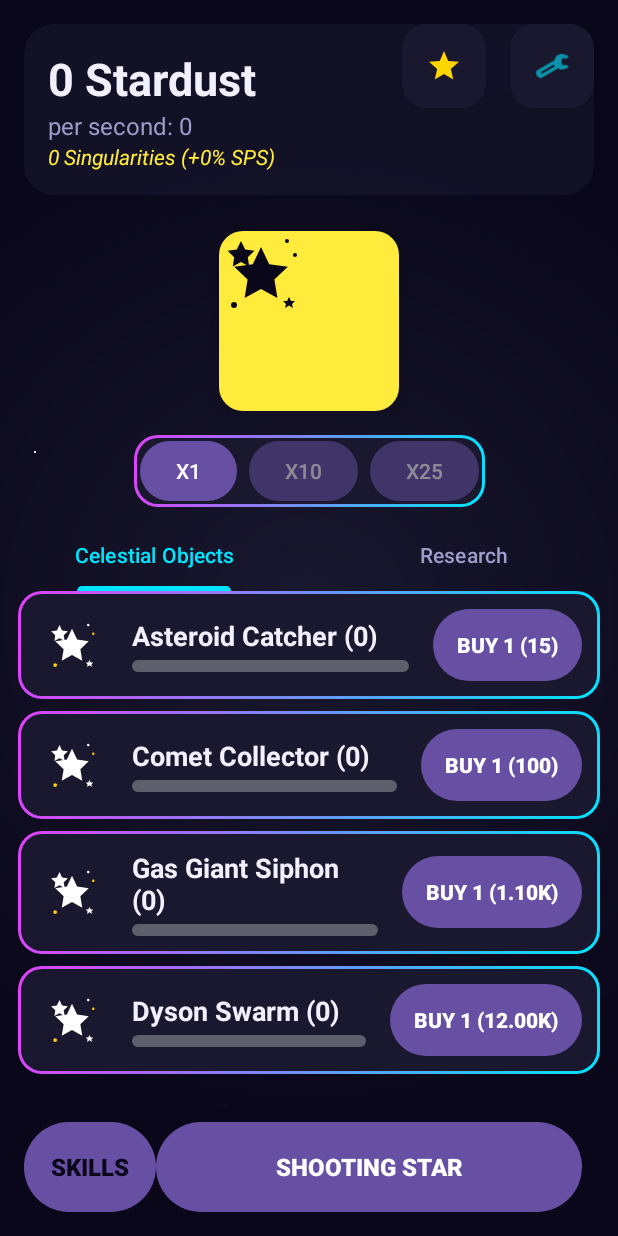
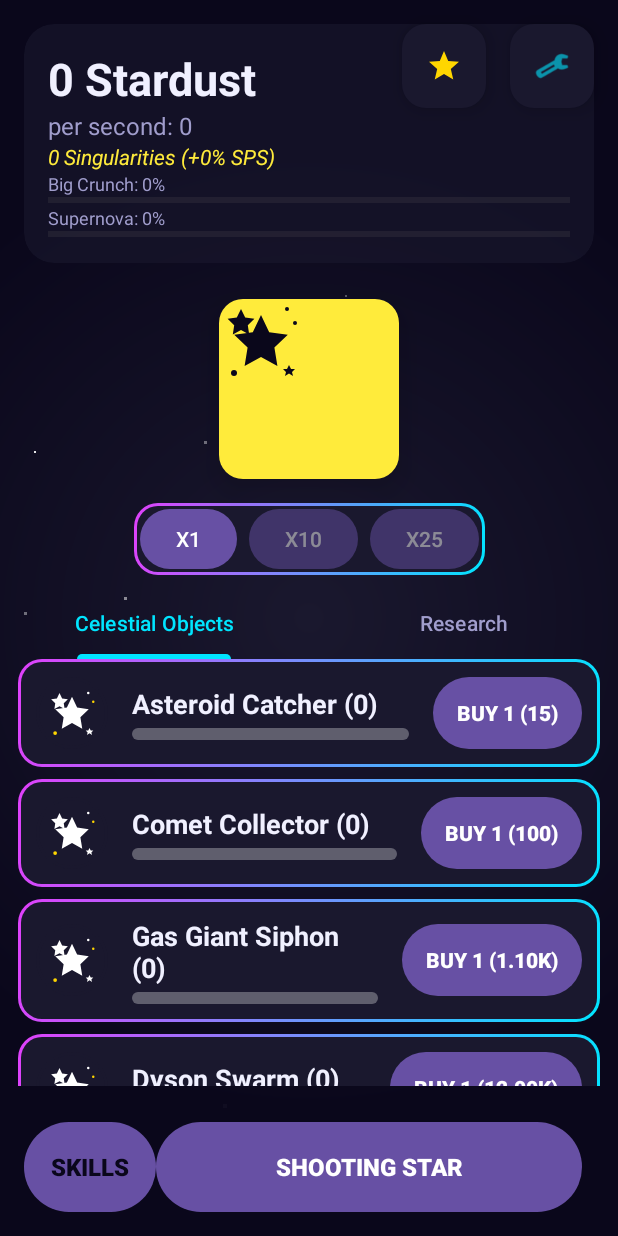
Before and after one commit to Annguyen0410/IdleClickerGame, an Android app: the screen it shows after launch (MainActivity), on a phone screen of 412 x 824 dp. Run offline under Robolectric (Android 15) with nearby library versions, the phone set to English and light mode, and no system bars.

Commit message:
Add progress bars for Supernova and Big Crunch milestones
Co-authored-by: annguyen0410 <annguyen0410@csu.fullerton.edu>

```diff
--- a/app/src/main/java/com/zaigame/IdleClickerGame/MainActivity.java
+++ b/app/src/main/java/com/zaigame/IdleClickerGame/MainActivity.java
@@ -47,6 +47,7 @@ public class MainActivity extends AppCompatActivity {
 
     // --- UI Elements ---
     private TextView tvStardustCount, tvSps, tvSingularityCount;
+    private TextView tvSupernovaProgress, tvBigCrunchProgress;
     private FloatingActionButton btnClickStar, btnSettings, btnAchievements;
     private Button btnSupernova, btnShootingStar, btnSkillTree, btnBigCrunch; // MODIFIED: Added btnBigCrunch
     private Button btnBuy1, btnBuy10, btnBuy25; // NEW: Buy amount buttons
@@ -119,6 +120,9 @@ public class MainActivity extends AppCompatActivity {
     private static final String KEY_TOTAL_STARDUST_EARNED = "totalStardustEarned";
     private static final long DAILY_REWARD_AMOUNT = 1000000000;
 
+    // NEW: Progress bars for major prestige goals
+    private ProgressBar pbSupernovaProgress, pbBigCrunchProgress;
+
     @Override
     protected void onCreate(Bundle savedInstanceState) {
         super.onCreate(savedInstanceState);
@@ -189,6 +193,10 @@ public class MainActivity extends AppCompatActivity {
         tvStardustCount = findViewById(R.id.tvStardustCount);
         tvSps = findViewById(R.id.tvSps);
         tvSingularityCount = findViewById(R.id.tvSingularityCount);
+        tvSupernovaProgress = findViewById(R.id.tvSupernovaProgress);
+        tvBigCrunchProgress = findViewById(R.id.tvBigCrunchProgress);
+        pbSupernovaProgress = findViewById(R.id.pbSupernovaProgress);
+        pbBigCrunchProgress = findViewById(R.id.pbBigCrunchProgress);
         btnClickStar = findViewById(R.id.btnClickStar);
         btnSettings = findViewById(R.id.btnSettings);
         btnAchievements = findViewById(R.id.btnAchievements);
@@ -614,6 +622,21 @@ public class MainActivity extends AppCompatActivity {
 
         btnSupernova.setVisibility(stardustCount.compareTo(supernovaCost) >= 0 ? View.VISIBLE : View.GONE);
         btnBigCrunch.setVisibility(singularityCount >= BIG_CRUNCH_COST ? View.VISIBLE : View.GONE);
+
+        // --- NEW: Update progress towards Supernova ---
+        int supernovaPercent;
+        if (stardustCount.compareTo(supernovaCost) >= 0) {
+            supernovaPercent = 100;
+        } else {
+            supernovaPercent = stardustCount.multiply(BigInteger.valueOf(100)).divide(supernovaCost).intValue();
+        }
+        pbSupernovaProgress.setProgress(supernovaPercent);
+        tvSupernovaProgress.setText(String.format(Locale.getDefault(), "Supernova: %d%%", supernovaPercent));
+
+        // --- NEW: Update progress towards Big Crunch ---
+        int crunchPercent = (int) Math.min(100, (singularityCount * 100.0) / BIG_CRUNCH_COST);
+        pbBigCrunchProgress.setProgress(crunchPercent);
+        tvBigCrunchProgress.setText(String.format(Locale.getDefault(), "Big Crunch: %d%%", crunchPercent));
     }
 
     // --- Number Formatting ---
--- a/app/src/main/res/layout/activity_main.xml
+++ b/app/src/main/res/layout/activity_main.xml
@@ -81,6 +81,38 @@
                 android:textColor="@color/star_color"
                 android:textSize="14sp"
                 android:textStyle="italic" />
+            <TextView
+                android:id="@+id/tvBigCrunchProgress"
+                android:layout_width="wrap_content"
+                android:layout_height="wrap_content"
+                android:text="Big Crunch: 0%"
+                android:textColor="@color/text_color_secondary"
+                android:textSize="12sp" />
+            <ProgressBar
+                android:id="@+id/pbBigCrunchProgress"
+                style="?android:attr/progressBarStyleHorizontal"
+                android:layout_width="match_parent"
+                android:layout_height="6dp"
+                android:max="100"
+                android:progress="0"
+                android:progressTint="@color/accent_cyan"
+                android:backgroundTint="@color/panel_background_transparent" />
+            <TextView
+                android:id="@+id/tvSupernovaProgress"
+                android:layout_width="wrap_content"
+                android:layout_height="wrap_content"
+                android:text="Supernova: 0%"
+                android:textColor="@color/text_color_secondary"
+                android:textSize="12sp" />
+            <ProgressBar
+                android:id="@+id/pbSupernovaProgress"
+                style="?android:attr/progressBarStyleHorizontal"
+                android:layout_width="match_parent"
+                android:layout_height="6dp"
+                android:max="100"
+                android:progress="0"
+                android:progressTint="@color/supernova_button_color"
+                android:backgroundTint="@color/panel_background_transparent" />
         </LinearLayout>
     </androidx.cardview.widget.CardView>
 
```
